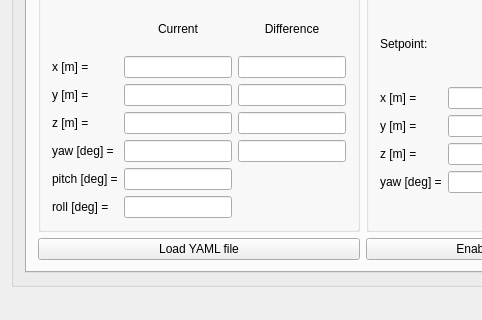
Qt form pps_ws/src/d_fall_pps/GUI_Qt/studentGUI/src/MainWindow.ui (alexdidier/rampc-quadrotor) before a commit; both pictures show x 0 to 482 and y 249 to 569 of the 854 by 569 pixel window.
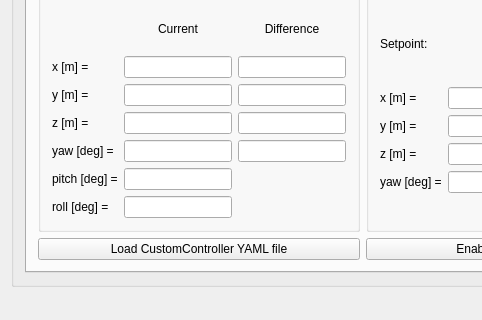
The same form after that commit. The open tabs and pages were chosen to show the change.

Commit message: Added custom setpoint, filled second tab with info

Patch:
```diff
--- a/pps_ws/src/d_fall_pps/GUI_Qt/studentGUI/src/MainWindow.ui
+++ b/pps_ws/src/d_fall_pps/GUI_Qt/studentGUI/src/MainWindow.ui
@@ -617,7 +617,7 @@
            <item row="1" column="0">
             <widget class="QPushButton" name="load_custom_yaml_button">
              <property name="text">
-              <string>Load YAML file</string>
+              <string>Load CustomController YAML file</string>
              </property>
             </widget>
            </item>
```
Left out of the diff: 4 changed lines with no effect on the pictures. The commit also changes 5 other files.
